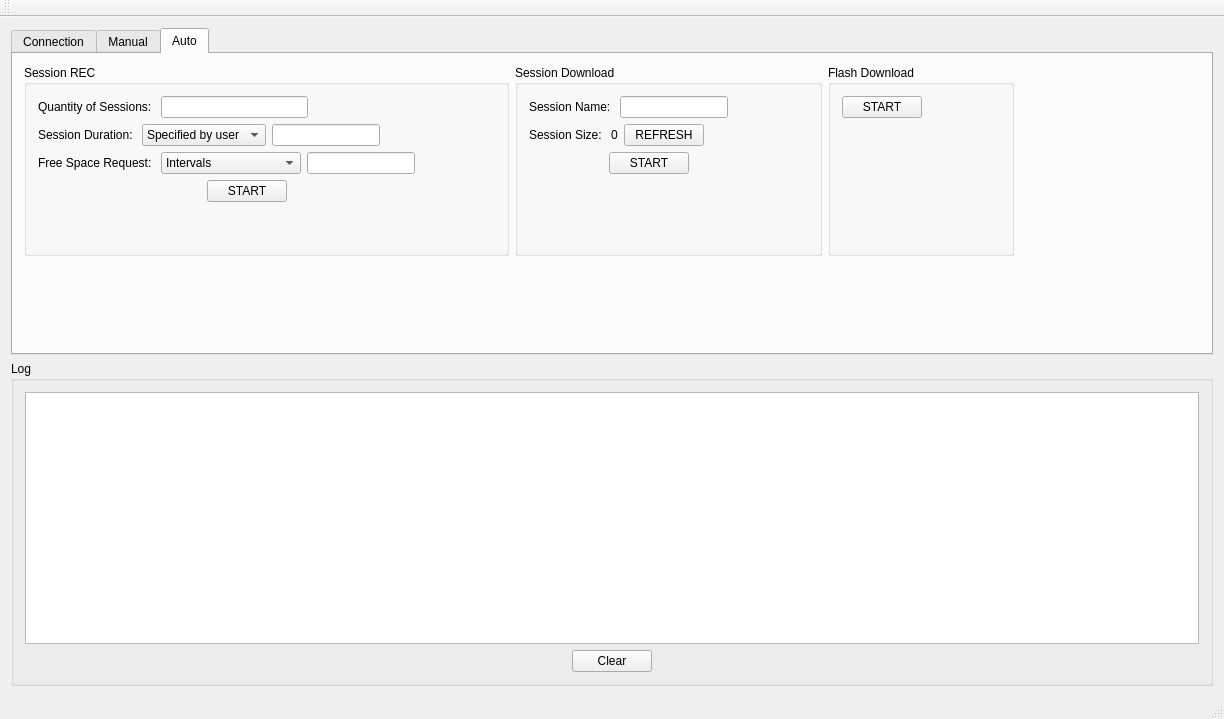
First picture: the form in MGPS/MGPS_client/mainwindow.ui, repository maxigros/common, before the edit.
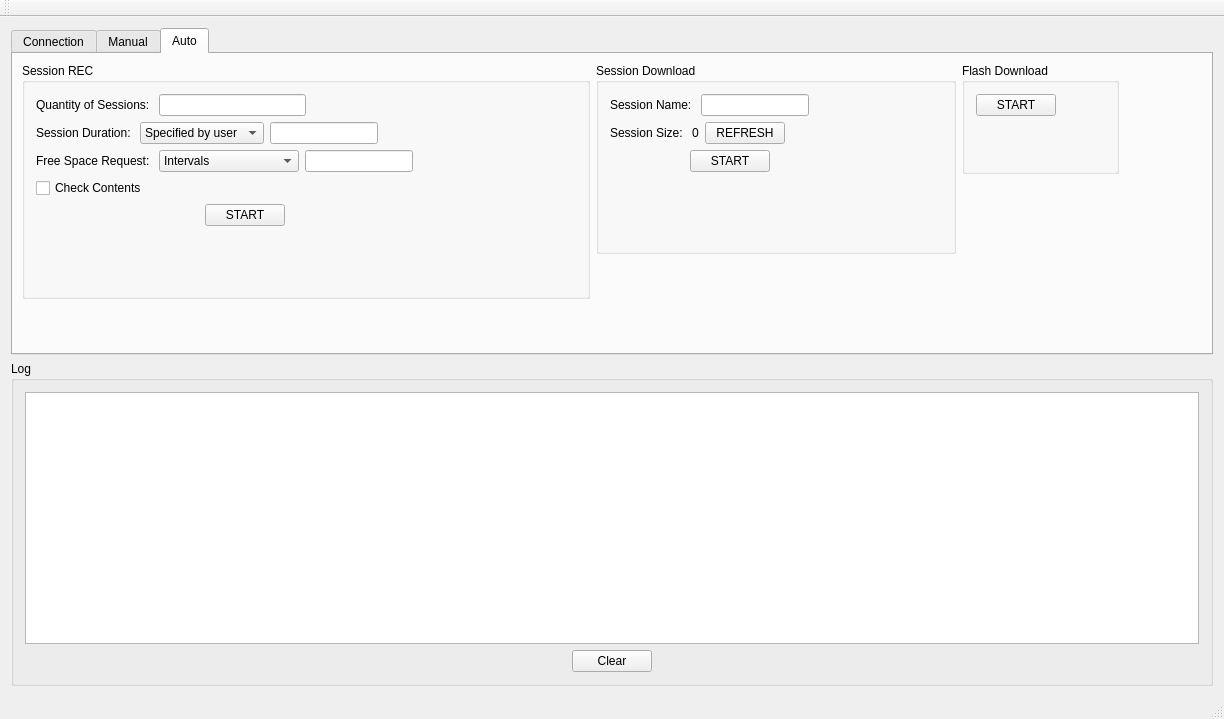
Second picture: the form after the edit. The open tabs and pages were chosen to show the change.

Commit message: Изменения, которые будут включены в коммит: 	изменено:      MGPS_client/defines.h 	изменено:      MGPS_client/llmdb_client.cpp 	изменено:      MGPS_client/llmdb_client.h 	изменено:      MGPS_client/mainwindow.cpp 	изменено:      MGPS_client/mainwindow.h 	изменено:      MGPS_client/mainwindow.ui

```diff
--- a/MGPS/MGPS_client/mainwindow.ui
+++ b/MGPS/MGPS_client/mainwindow.ui
@@ -598,9 +598,15 @@
        <attribute name="title">
         <string>Auto</string>
        </attribute>
-       <layout class="QGridLayout" name="gridLayout_6">
-        <item row="0" column="2">
          <widget class="QGroupBox" name="groupBox_6">
+        <property name="geometry">
+         <rect>
+          <x>949</x>
+          <y>9</y>
+          <width>157</width>
+          <height>111</height>
+         </rect>
+        </property>
           <property name="title">
            <string>Flash Download</string>
           </property>
@@ -640,9 +646,15 @@
            </item>
           </layout>
          </widget>
-        </item>
-        <item row="0" column="1">
          <widget class="QGroupBox" name="groupBox_5">
+        <property name="geometry">
+         <rect>
+          <x>583</x>
+          <y>9</y>
+          <width>360</width>
+          <height>191</height>
+         </rect>
+        </property>
           <property name="title">
            <string>Session Download</string>
           </property>
@@ -781,9 +793,15 @@
            </item>
           </layout>
          </widget>
-        </item>
-        <item row="0" column="0">
          <widget class="QGroupBox" name="groupBox_4">
+        <property name="geometry">
+         <rect>
+          <x>9</x>
+          <y>9</y>
+          <width>568</width>
+          <height>236</height>
+         </rect>
+        </property>
           <property name="title">
            <string>Session REC</string>
           </property>
@@ -899,6 +917,30 @@
                </item>
               </layout>
              </item>
+           <item>
+            <layout class="QHBoxLayout" name="horizontalLayout_21">
+             <item>
+              <widget class="QCheckBox" name="checkBox_contents">
+               <property name="text">
+                <string>Check Contents</string>
+               </property>
+              </widget>
+             </item>
+             <item>
+              <spacer name="horizontalSpacer_27">
+               <property name="orientation">
+                <enum>Qt::Horizontal</enum>
+               </property>
+               <property name="sizeHint" stdset="0">
+                <size>
+                 <width>40</width>
+                 <height>20</height>
+                </size>
+               </property>
+              </spacer>
+             </item>
+            </layout>
+           </item>
              <item>
               <layout class="QHBoxLayout" name="horizontalLayout_15">
                <item>
@@ -966,34 +1008,6 @@
            </item>
           </layout>
          </widget>
-        </item>
-        <item row="0" column="3">
-         <spacer name="horizontalSpacer_26">
-          <property name="orientation">
-           <enum>Qt::Horizontal</enum>
-          </property>
-          <property name="sizeHint" stdset="0">
-           <size>
-            <width>40</width>
-            <height>20</height>
-           </size>
-          </property>
-         </spacer>
-        </item>
-        <item row="1" column="2">
-         <spacer name="verticalSpacer_9">
-          <property name="orientation">
-           <enum>Qt::Vertical</enum>
-          </property>
-          <property name="sizeHint" stdset="0">
-           <size>
-            <width>20</width>
-            <height>40</height>
-           </size>
-          </property>
-         </spacer>
-        </item>
-       </layout>
       </widget>
      </widget>
     </item>
```
Left out of the diff: 123 changed lines with no effect on the pictures. Lines whose indentation alone changed are shown as unchanged. The commit also changes 5 other files.
